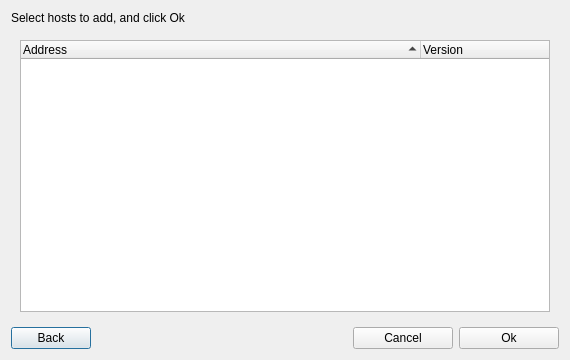
This is src/ui/export/scanTargetsDialog.ui in andrevmatos/Librix-ThinClient as Qt 5 draws it before an edit. The edited form follows.
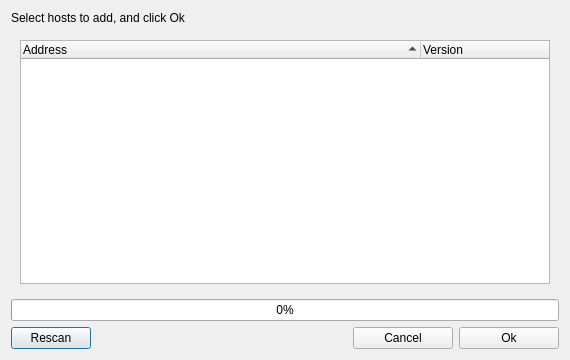
This is the edited form. Icons and pictures are not drawn.

Commit message:
Implement remove targets and add targets prog bar
And fix add targets

```diff
--- a/src/ui/export/scanTargetsDialog.ui
+++ b/src/ui/export/scanTargetsDialog.ui
@@ -62,6 +62,13 @@
      </layout>
     </widget>
    </item>
+   <item>
+    <widget class="QProgressBar" name="progressBar">
+     <property name="value">
+      <number>0</number>
+     </property>
+    </widget>
+   </item>
    <item>
     <widget class="QWidget" name="buttonBox" native="true">
      <property name="maximumSize">
@@ -77,7 +84,7 @@
       <item>
        <widget class="QPushButton" name="backButton">
         <property name="text">
-         <string>Back</string>
+         <string>Rescan</string>
         </property>
         <property name="icon">
          <iconset resource="../icons/temp_icons.qrc">
```
Left out of the diff: 41 changed lines with no effect on the pictures. The commit also changes 18 other files.
